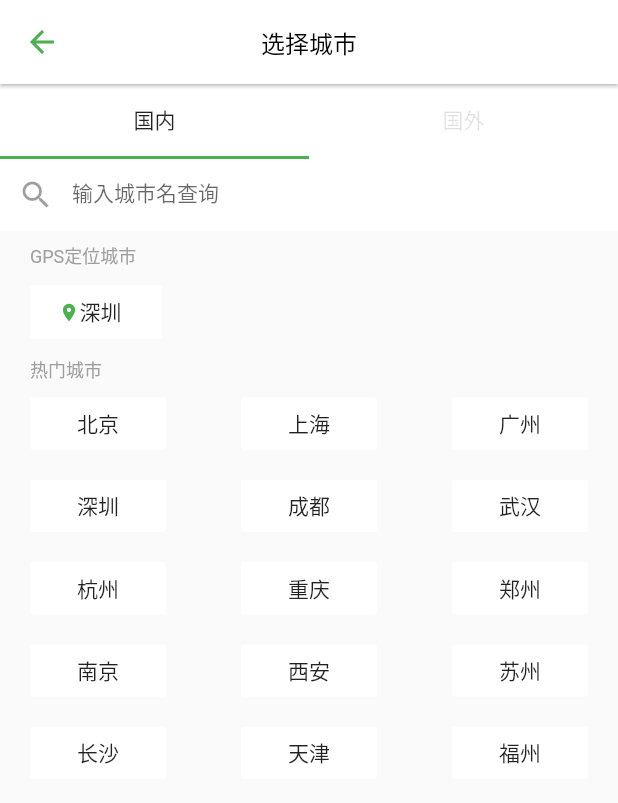
After one commit to iDwyane/Flutter_Demo, a Flutter app: the screen it shows after launch, after a tap on "深圳", on a phone screen of 412 x 824 dp. The commit adds this screen. Shown: the top 803 px of the screen. Run offline on Flutter 3.47's test engine with Material 2 defaults, Android fonts, the phone set to English and light mode, and no system bars; network calls fail.

Commit message:
添加城市选择页面

```diff
--- /dev/null
+++ b/Flutter_Project/doubanmovie/lib/citys/CitysWidget.dart
@@ -0,0 +1,158 @@
+import 'package:flutter/material.dart';
+
+class CitysWidget extends StatefulWidget {
+  CitysWidget({Key key}) : super(key: key);
+
+  _CitysWidgetState createState() => _CitysWidgetState();
+}
+
+class _CitysWidgetState extends State<CitysWidget> {
+  String curCity;
+  @override
+  Widget build(BuildContext context) {
+    curCity = ModalRoute.of(context).settings.arguments;
+     List<String> hotCitys = [
+      '北京',
+      '上海',
+      '广州',
+      '深圳',
+      '成都',
+      '武汉',
+      '杭州',
+      '重庆',
+      '郑州',
+      '南京',
+      '西安',
+      '苏州',
+      '长沙',
+      '天津',
+      '福州'
+    ];
+
+    return Scaffold(
+      appBar: AppBar(
+        iconTheme: IconThemeData(color: Colors.green),
+        title: Text(
+          '选择城市',
+          style: TextStyle(color: Colors.black, fontSize: 16),
+        ),
+        backgroundColor: Colors.white,
+        elevation: 1,
+        centerTitle: true,
+      ),
+
+      body: DefaultTabController(
+        length: 2,
+        child: Column(
+          children: <Widget>[
+            Container(
+              color: Colors.white,
+              constraints: BoxConstraints.expand(height: 50),
+              child: TabBar(
+                unselectedLabelColor: Colors.black12,
+                labelColor: Colors.black87,
+                indicatorColor: Colors.green,
+                tabs: <Widget>[Tab(text: '国内'), Tab(text: '国外')],
+              ),
+            ),
+            Expanded(
+              child: TabBarView(
+                physics: ClampingScrollPhysics(),
+                children: <Widget>[ //左右tabbar
+                  Column(
+                    crossAxisAlignment: CrossAxisAlignment.start,
+                    children: <Widget>[
+                      Container(
+                        height: 50,
+                        child: TextField(
+                          cursorColor: Colors.green,
+                          decoration: InputDecoration(
+                            hintText: '输入城市名查询',
+                            hintStyle: TextStyle(fontSize: 14),
+                            border: InputBorder.none,
+                            prefixIcon: Icon(
+                              Icons.search,
+                              color: Colors.black38,
+                            ),
+                            filled: true,
+                            fillColor: Colors.white,
+                          ),
+                        ),
+                      ),
+                      Padding(
+                        padding: EdgeInsets.only(top: 5, left: 20),
+                        child: Text(
+                          'GPS定位城市',
+                          style: TextStyle(fontSize: 12, color: Colors.grey),
+                        ),
+                      ),
+                      Padding(
+                        padding: EdgeInsets.only(top: 5, left: 20),
+                          child: MaterialButton(
+                            child: Container(
+                              width: 50,
+                              child: Row(
+                                children: <Widget>[
+                                  Icon(
+                                    Icons.location_on,
+                                    size: 14,
+                                    color: Colors.green,
+                                  ),
+                                  Text(curCity)
+                                ],
+                              ),
+                            ),
+                            color: Colors.white,
+                            elevation: 0,
+                            onPressed: () {},
+                          ),
+                      ),
+                      Padding(
+                        padding: EdgeInsets.only(
+                          top: 5, left: 20
+                        ),
+                        child: Text('热门城市',
+                        style: TextStyle(fontSize: 12, color: Colors.grey)
+                        ),
+                      ),
+                      Expanded(
+                        flex: 1,
+                        child: Padding(
+                          padding: EdgeInsets.only(
+                            left: 20, right: 20, top: 10
+                          ),
+                          child: GridView.builder(
+                            gridDelegate: SliverGridDelegateWithFixedCrossAxisCount(
+                              crossAxisCount: 3,
+                              childAspectRatio: 2.6,
+                              mainAxisSpacing: 20,
+                              crossAxisSpacing: 50
+                            ),
+                            itemCount: hotCitys.length,
+                            itemBuilder: (context, index) {
+                              return MaterialButton(
+                                child: Text(hotCitys[index]),
+                                color: Colors.white,
+                                elevation: 0,
+                                onPressed: () {
+                                  Navigator.pop(context, hotCitys[index]);
+                                },
+                              );
+                            },
+                          ),
+                        ),
+                      )
+                    ],
+                  ),
+                  Center(
+                    child: Text('国外'),
+                  )
+                ],
+              ),
+            )
+          ],
+        ),
+      )
+    );
+  }
+}
--- a/Flutter_Project/doubanmovie/lib/HotMovies/HotMoviesListWidget.dart
+++ b/Flutter_Project/doubanmovie/lib/hot/HotMoviesListWidget.dart
@@ -1,10 +1,15 @@
-import 'package:doubanmovie/HotMovies/HotMovieData.dart';
+import 'package:doubanmovie/hot/HotMovieData.dart';
 import 'package:flutter/material.dart';
 import 'HotMovieItemWidget.dart';
 import 'package:http/http.dart' as http;
 import 'dart:convert';
 
 class HotMoviesListWidget extends StatefulWidget {
+  String curCity;
+
+  HotMoviesListWidget(String city) {
+    curCity = city;
+  }
   @override
   State<StatefulWidget> createState() {
     // TODO: implement createState
@@ -12,6 +17,7 @@ class HotMoviesListWidget extends StatefulWidget {
   }
 }
 
+// 添加 with AutomaticKeepAliveClientMixin 让
 class HotMoviesListWidgetState extends State<HotMoviesListWidget> with AutomaticKeepAliveClientMixin {
 
   @override
@@ -67,7 +73,7 @@ class HotMoviesListWidgetState extends State<HotMoviesListWidget> with Automatic
     List<HotMovieData> serverDataList = new List();
     final String url =
         'https://api.douban.com/v2/movie/in_theaters?apikey=0b2bdeda43b5688921839c8ecb20399b&city=%E6%B7%B1%E5%9C%B3&start=0&count=10&client=&udid=';
-    var response = await http.get(url);
+    var response = await http.get(url); // await 会阻塞当前的操作，直到结果返回才会执行下一步。而且请注意，await 只能在 async 里面使用。
     if (response.statusCode == 200) {
       var responseJson = json.decode(response.body);
       print(response);
--- a/Flutter_Project/doubanmovie/lib/HotMovies/HotWidget.dart
+++ b/Flutter_Project/doubanmovie/lib/hot/HotWidget.dart
@@ -8,6 +8,14 @@ class HotWidget extends StatefulWidget {
 }
 
 class _HotWidgetState extends State<HotWidget> {
+  String curCity = '深圳'; //用变量来存储当前城市
+  void _jumpToCitysWidget() async {
+    var selectCity = await Navigator.pushNamed(context, '/Citys',arguments: curCity);
+    if(selectCity == null) return;
+    setState(() {
+      curCity = selectCity;
+    });
+  }
   @override
   Widget build(BuildContext context) {
     return Column(
@@ -17,10 +25,16 @@ class _HotWidgetState extends State<HotWidget> {
           // alignment: Aligmen,
           child: Row(
             children: <Widget>[
-              Text(
-                '深圳',
+              GestureDetector(
+                child: Text(
+                curCity,
                 style: TextStyle(fontSize: 16),
               ),
+              onTap: () {
+                print('点击');
+                _jumpToCitysWidget();
+              },
+            ),
               Icon(Icons.arrow_drop_down),
               Expanded(
                 child: TextField(
@@ -69,7 +83,7 @@ class _HotWidgetState extends State<HotWidget> {
                   child: Container(
                     child: TabBarView(
                       children: <Widget>[
-                        HotMoviesListWidget(),
+                        HotMoviesListWidget(curCity),
                         Center(
                           child: Text('即将上映'),
                         )
--- a/Flutter_Project/doubanmovie/lib/main.dart
+++ b/Flutter_Project/doubanmovie/lib/main.dart
@@ -1,7 +1,8 @@
 import 'package:flutter/material.dart';
-import 'MoviesWidget.dart';
-import 'MineWidget.dart';
-import './HotMovies/HotWidget.dart';
+import './movies/MoviesWidget.dart';
+import './mine/MineWidget.dart';
+import './hot/HotWidget.dart';
+import './citys/CitysWidget.dart';
 
 void main() => runApp(MyApp());
 
@@ -15,6 +16,9 @@ class MyApp extends StatelessWidget {
         primarySwatch: Colors.blue,
       ),
       home: MyHomePage(title: '豆瓣电影'),
+      routes: {
+        '/Citys': (context) => CitysWidget(),
+      },
     );
   }
 }
```
Also changed, not shown: Flutter_Project/doubanmovie/lib/hot/HotMovieData.dart (renamed from Flutter_Project/doubanmovie/lib/HotMovies/HotMovieData.dart), Flutter_Project/doubanmovie/lib/hot/HotMovieItemWidget.dart (renamed from Flutter_Project/doubanmovie/lib/HotMovies/HotMovieItemWidget.dart), Flutter_Project/doubanmovie/lib/mine/MineWidget.dart (renamed from Flutter_Project/doubanmovie/lib/MineWidget.dart), Flutter_Project/doubanmovie/lib/movies/MoviesWidget.dart (renamed from Flutter_Project/doubanmovie/lib/MoviesWidget.dart).
